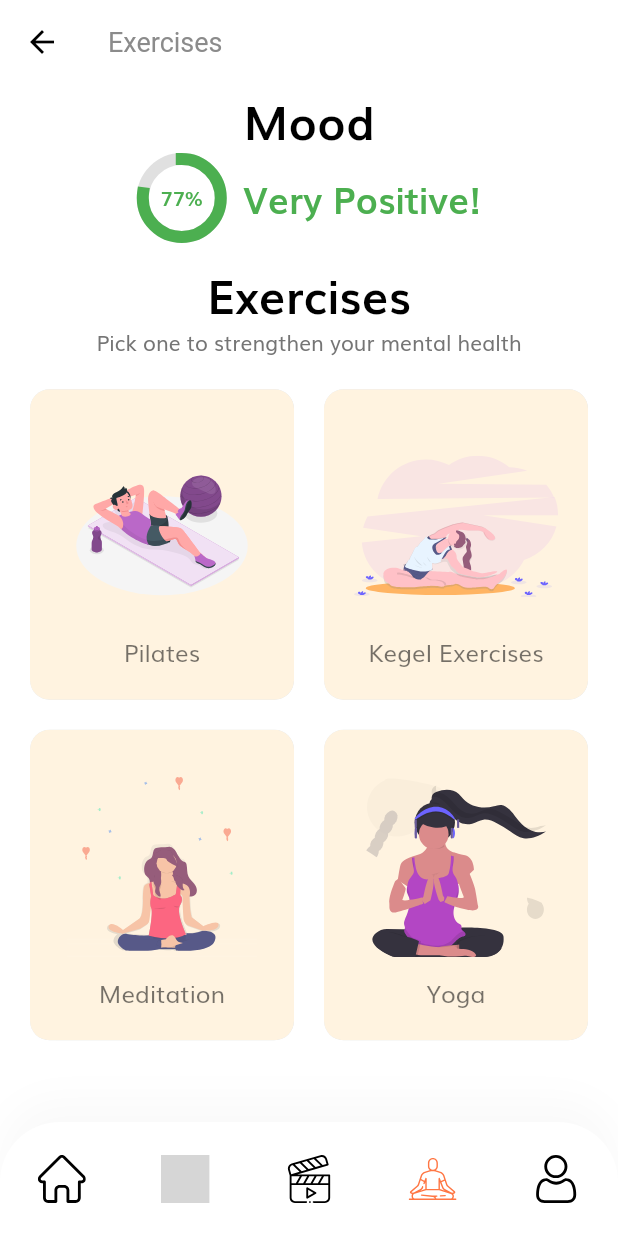
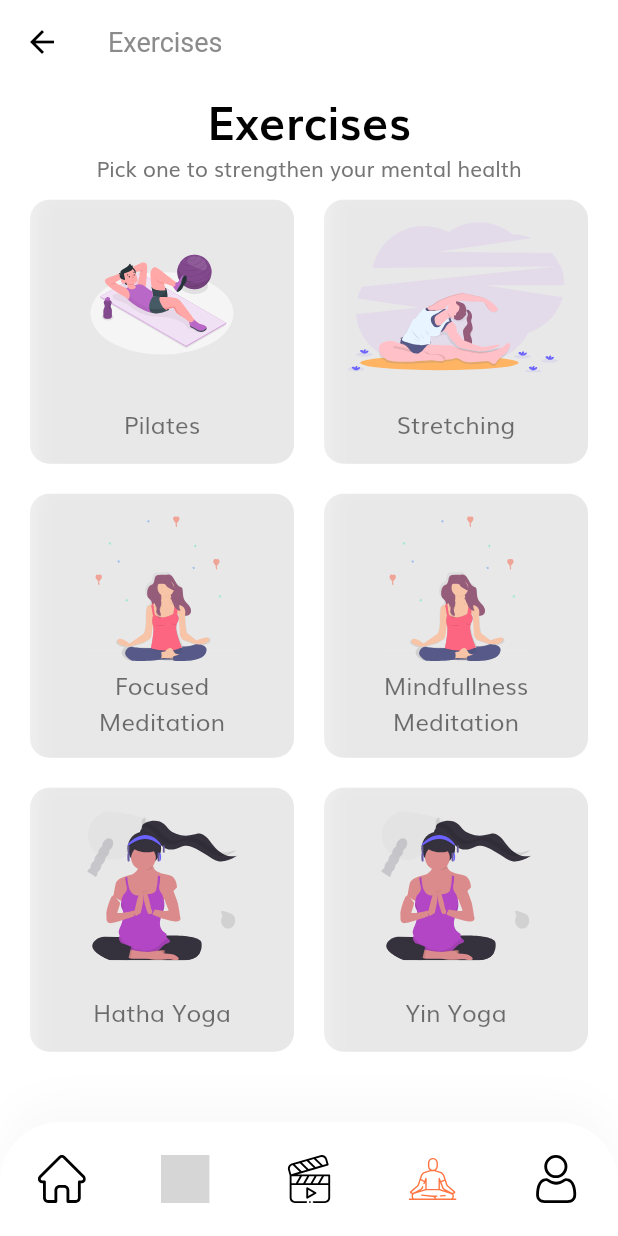
Before and after one commit to NazirNayal8/MoodyMuch, a Flutter app: the MeditationScreen screen opened by its route, on a phone screen of 412 x 824 dp. Run offline on Flutter 3.47's test engine with Material 2 defaults, Android fonts, the light colour scheme and no system bars; drawn by our look-alikes of percent_indicator; our stand-ins replace audioplayers, cloud_firestore, csc_picker, dio, firebase_auth, firebase_core and 11 more; accounts and stored records are empty; network calls fail; grey boxes are pictures that could not be loaded.

Commit message:
meditation types added, youtube service update

```diff
--- a/lib/screens/profile/components/body.dart
+++ b/lib/screens/profile/components/body.dart
@@ -3,6 +3,7 @@ import 'package:moodymuch/helper/authentication_service.dart';
 import 'package:moodymuch/screens/profile/components/mood_tracks.dart';
 import 'package:moodymuch/screens/settings/settings.dart';
 import 'package:moodymuch/screens/sign_in/sign_in_screen.dart';
+import 'package:moodymuch/size_config.dart';
 import 'profile_menu.dart';
 import 'profile_pic.dart';
 
@@ -13,11 +14,11 @@ class Body extends StatelessWidget {
   @override
   Widget build(BuildContext context) {
     return SingleChildScrollView(
-      padding: EdgeInsets.symmetric(vertical: 20),
+      padding: EdgeInsets.symmetric(vertical: getProportionateScreenHeight(10)),
       child: Column(
         children: [
           ProfilePic(),
-          SizedBox(height: 15),
+          SizedBox(height: getProportionateScreenHeight(10)),
           ProfileMenu(
             text: "Mood Track History",
             icon: "assets/icons/analytics.svg",
--- a/lib/screens/youtube/components/category_card.dart
+++ b/lib/screens/youtube/components/category_card.dart
@@ -19,7 +19,7 @@ class CategoryCard extends StatelessWidget {
       child: Container(
         // padding: EdgeInsets.all(20),
         decoration: BoxDecoration(
-          color: Colors.orange[50],
+          color: Colors.white12,
           borderRadius: BorderRadius.circular(13),
           boxShadow: [
             BoxShadow(
@@ -35,11 +35,11 @@ class CategoryCard extends StatelessWidget {
           child: InkWell(
             onTap: press,
             child: Padding(
-              padding: const EdgeInsets.all(20.0),
+              padding: const EdgeInsets.all(15.0),
               child: Column(
                 children: <Widget>[
-                  Spacer(),
-                  SvgPicture.asset(svgSrc, height: 120),
+                  // Spacer(),
+                  SvgPicture.asset(svgSrc, height: 100),
                   Spacer(),
                   Text(
                     title,
--- a/lib/screens/youtube/components/exercise_pick.dart
+++ b/lib/screens/youtube/components/exercise_pick.dart
@@ -1,16 +1,10 @@
-
-
 import 'package:flutter/material.dart';
 import 'package:moodymuch/constants.dart';
 import 'package:moodymuch/screens/youtube/components/category_card.dart';
 import 'package:moodymuch/screens/youtube/components/youtube_video_list_screen.dart';
 import 'package:moodymuch/size_config.dart';
-import 'package:percent_indicator/percent_indicator.dart';
 
 class ExercisePickScreen extends StatelessWidget {
-
-  final double mood = 77;
-  // ExercisePickScreen({Key key, this.mood}) : super(key: key);
 
   @override
   Widget build(BuildContext context) {
@@ -23,49 +17,16 @@ class ExercisePickScreen extends StatelessWidget {
               crossAxisAlignment: CrossAxisAlignment.center,
               mainAxisAlignment: MainAxisAlignment.center,
               children: <Widget>[
-                Text("Mood", style: headingStyle),
-                Row(
-                  mainAxisAlignment: MainAxisAlignment.center,
-                  children: [
-                    CircularPercentIndicator(
-                      radius: 60.0,
-                      lineWidth: 8.0,
-                      percent: mood / 100,
-                      center: Text(
-                          mood.toInt().toString() + "%",
-                          style: TextStyle(
-                            fontSize: 13,
-                            fontWeight: FontWeight.bold,
-                            color: colorByPercentage(mood),
-                          ),
-                        ),
-                      circularStrokeCap: CircularStrokeCap.square,
-                      backgroundColor: Colors.black12,
-                      maskFilter: MaskFilter.blur(BlurStyle.solid, 3),
-                      progressColor: colorByPercentage(mood)
-                    ),
-                    SizedBox(width: getProportionateScreenWidth(10)),
-                    Text(
-                      moodText(mood),
-                      style: TextStyle(
-                        fontSize: 24,
-                        fontWeight: FontWeight.bold,
-                        color: colorByPercentage(mood),
-                      ),
-                    ),
-                  ],
-                ),
-                SizedBox(height: getProportionateScreenHeight(10)),
                 Text("Exercises", style: headingStyle),
                 Text(
                   "Pick one to strengthen your mental health",
                   textAlign: TextAlign.center,
                 ),
-                SizedBox(height: getProportionateScreenHeight(20)),
+                SizedBox(height: getProportionateScreenHeight(10)),
                 Expanded(
                   child: GridView.count(
                     crossAxisCount: 2,
-                    childAspectRatio: .85,
+                    childAspectRatio: 1,
                     crossAxisSpacing: 20,
                     mainAxisSpacing: 20,
                     children: <Widget>[
@@ -73,28 +34,42 @@ class ExercisePickScreen extends StatelessWidget {
                         title: "Pilates",
                         svgSrc: "assets/icons/pilates.svg",
                         press: () {
-                          Navigator.push(context, MaterialPageRoute(builder: (context) => YoutubeVideoListScreen(title: 'Pilates')));
+                          Navigator.push(context, MaterialPageRoute(builder: (context) => YoutubeVideoListScreen(title: 'Pilates', playlistID: "PLIPPel3MuDjD-VKUzAQuABrx71VWMoNAf")));
                         },
                       ),
                       CategoryCard(
-                        title: "Kegel Exercises",
+                        title: "Stretching",
                         svgSrc: "assets/icons/exercises.svg",
                         press: () {
-                          Navigator.push(context, MaterialPageRoute(builder: (context) => YoutubeVideoListScreen(title: 'Kegel Exercise')));
+                          Navigator.push(context, MaterialPageRoute(builder: (context) => YoutubeVideoListScreen(title: 'Stretching', playlistID: "PLIGRWGt8y4NR4AJJeWD5sBkIsG-MExtQG")));
                         },
                       ),
                       CategoryCard(
-                        title: "Meditation",
+                        title: "Focused Meditation",
                         svgSrc: "assets/icons/meditation.svg",
                         press: () {
-                          Navigator.push(context, MaterialPageRoute(builder: (context) => YoutubeVideoListScreen(title: 'Meditation')));
+                          Navigator.push(context, MaterialPageRoute(builder: (context) => YoutubeVideoListScreen(title: 'Focused Meditation', playlistID: "PLcjgXQkHWH44d-sh-5JWjtWPCVpX5X-Si")));
                         },
                       ),
                       CategoryCard(
-                        title: "Yoga",
+                        title: "Mindfullness Meditation",
+                        svgSrc: "assets/icons/meditation.svg",
+                        press: () {
+                          Navigator.push(context, MaterialPageRoute(builder: (context) => YoutubeVideoListScreen(title: 'Mindfullness Meditation', playlistID: "PLCQACBUblTbXAgZG7cxMYUddUlvTDO6v1")));
+                        },
+                      ),
+                      CategoryCard(
+                        title: "Hatha Yoga",
                         svgSrc: "assets/icons/yoga.svg",
                         press: () {
-                          Navigator.push(context, MaterialPageRoute(builder: (context) => YoutubeVideoListScreen(title: 'Yoga')));
+                          Navigator.push(context, MaterialPageRoute(builder: (context) => YoutubeVideoListScreen(title: 'Hatha Yoga', playlistID: "PLEs9dX8UXFZpezpFe_xfN6KCTImjTXf3u")));
+                        },
+                      ),
+                      CategoryCard(
+                        title: "Yin Yoga",
+                        svgSrc: "assets/icons/yoga.svg",
+                        press: () {
+                          Navigator.push(context, MaterialPageRoute(builder: (context) => YoutubeVideoListScreen(title: 'Yin Yoga', playlistID: "PLW0v0k7UCVrnG4BpUD7bou96XFxnHMwQ3")));
                         },
                       ),
                     ],
--- a/lib/screens/youtube/components/youtube_video_screen.dart
+++ b/lib/screens/youtube/components/youtube_video_screen.dart
@@ -28,6 +28,12 @@ class _VideoScreenState extends State<VideoScreen> {
   }
 
   @override
+  void dispose() {
+    _controller.dispose();
+    super.dispose();
+  }
+
+  @override
   Widget build(BuildContext context) {
     return Scaffold(
       appBar: AppBar(
```
Also changed, not shown: lib/screens/profile/components/profile_pic.dart (+13 -12 lines), lib/screens/youtube/components/youtube_video_list_screen.dart (+19 -13 lines), lib/services/youtubeAPIService.dart (+7 -30 lines).
